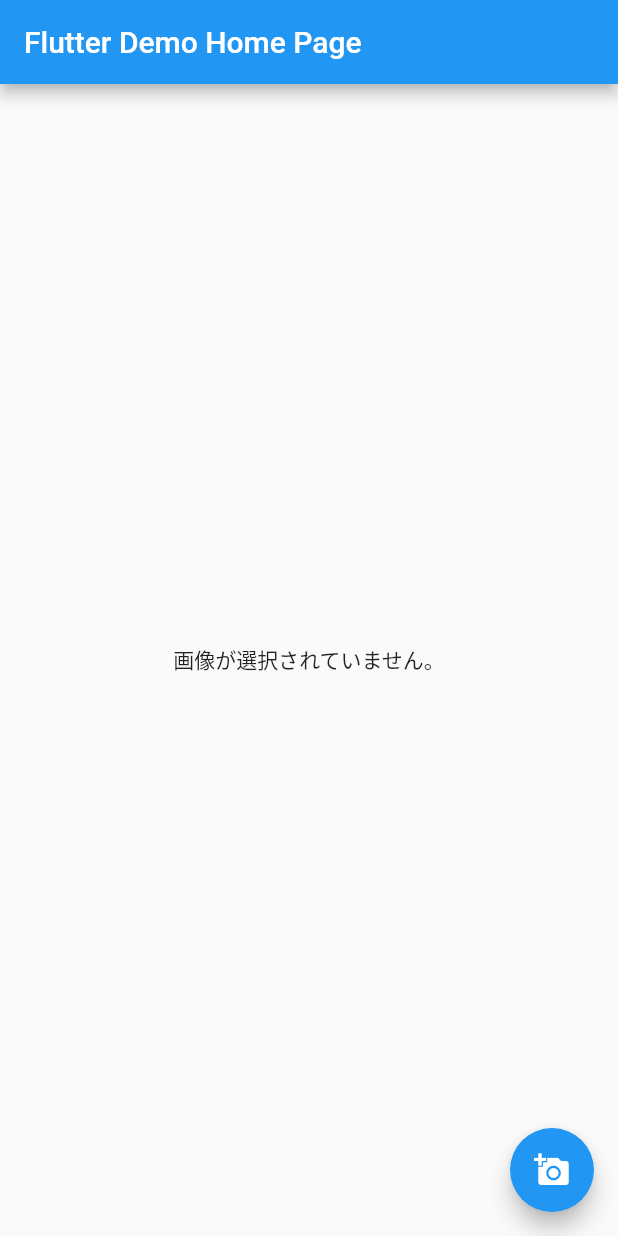
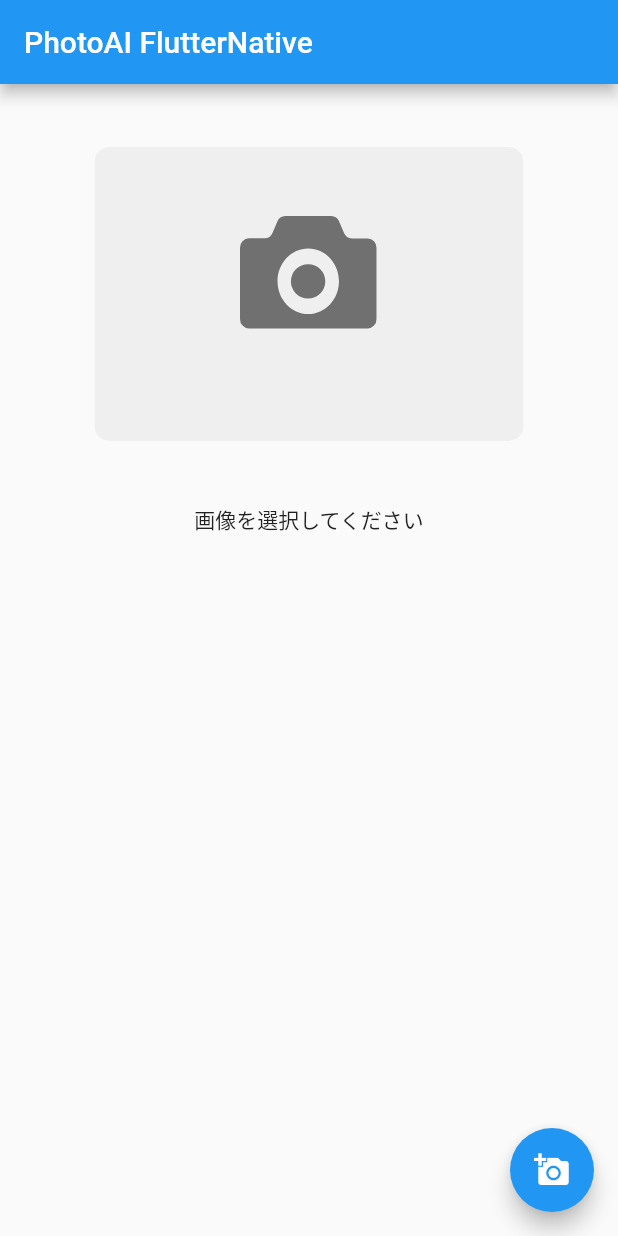
Before and after one commit to hogehogeBrav/PhotoAI_FlutterNative, a Flutter app: the screen it shows after launch, on a phone screen of 412 x 824 dp. Run offline on Flutter 3.47's test engine with Material 2 defaults, Android fonts, the phone set to English and light mode, and no system bars; our stand-ins replace flutter_svg, image_picker.

Commit message:
[update] display on results

```diff
--- a/lib/main.dart
+++ b/lib/main.dart
@@ -1,8 +1,10 @@
 import 'dart:io';
 
 import 'package:flutter/material.dart';
+import 'package:flutter_svg/flutter_svg.dart';
 import 'package:image_picker/image_picker.dart';
 import 'package:http/http.dart' as http;
+import 'dart:convert';
 
 void main() {
   runApp(const MyApp());
@@ -15,36 +17,17 @@ class MyApp extends StatelessWidget {
   @override
   Widget build(BuildContext context) {
     return MaterialApp(
-      title: 'Flutter Demo',
+      title: 'PhotoAI FlutterNative',
       theme: ThemeData(
-        // This is the theme of your application.
-        //
-        // Try running your application with "flutter run". You'll see the
-        // application has a blue toolbar. Then, without quitting the app, try
-        // changing the primarySwatch below to Colors.green and then invoke
-        // "hot reload" (press "r" in the console where you ran "flutter run",
-        // or simply save your changes to "hot reload" in a Flutter IDE).
-        // Notice that the counter didn't reset back to zero; the application
-        // is not restarted.
         primarySwatch: Colors.blue,
       ),
-      home: const MyHomePage(title: 'Flutter Demo Home Page'),
+      home: const MyHomePage(title: 'PhotoAI FlutterNative'),
     );
   }
 }
 
 class MyHomePage extends StatefulWidget {
   const MyHomePage({Key? key, required this.title}) : super(key: key);
-
-  // This widget is the home page of your application. It is stateful, meaning
-  // that it has a State object (defined below) that contains fields that affect
-  // how it looks.
-
-  // This class is the configuration for the state. It holds the values (in this
-  // case the title) provided by the parent (in this case the App widget) and
-  // used by the build method of the State. Fields in a Widget subclass are
-  // always marked "final".
-
   final String title;
 
   @override
@@ -52,7 +35,8 @@ class MyHomePage extends StatefulWidget {
 }
 
 class _MyHomePageState extends State<MyHomePage> {
-  late File? image = null;
+  late var image = null;
+  late var decodeResult = null;
   final picker = ImagePicker();
 
   Future getImage() async {
@@ -61,6 +45,7 @@ class _MyHomePageState extends State<MyHomePage> {
     setState(() {
       if (pickedFile != null) {
         image = File(pickedFile.path);
+        decodeResult = null;
         upload(pickedFile.path);
       }
     });
@@ -76,32 +61,60 @@ class _MyHomePageState extends State<MyHomePage> {
 
     request.files.add(multipartFile);
 
-    http.StreamedResponse response = await request.send();
-    var json = await http.Response.fromStream(response);
+    var response = await request.send();
+    var responseString = await response.stream.bytesToString();
 
-    print(json.body);
+    // jsondecode
+    decodeResult = json.decode(responseString);
+
+    setState(() {});
+    // print(decodeResult[0]['labels']);
   }
 
   @override
   Widget build(BuildContext context) {
-    // This method is rerun every time setState is called, for instance as done
-    // by the _incrementCounter method above.
-    //
-    // The Flutter framework has been optimized to make rerunning build methods
-    // fast, so that you can just rebuild anything that needs updating rather
-    // than having to individually change instances of widgets.
     return Scaffold(
       appBar: AppBar(
-        // Here we take the value from the MyHomePage object that was created by
-        // the App.build method, and use it to set our appbar title.
         title: Text(widget.title),
       ),
-      body: Center(
-          child: image == null ? Text('画像が選択されていません。') : Image.file(image!)),
+      body: Column(
+        children: [_imageArea(image), _textArea(image, decodeResult)],
+      ),
       floatingActionButton: FloatingActionButton(
         onPressed: getImage,
         child: const Icon(Icons.add_a_photo),
-      ), // This trailing comma makes auto-formatting nicer for build methods.
+      ),
     );
   }
+
+  Widget _imageArea(image) {
+    if (image == null) {
+      return Container(
+        alignment: Alignment(0.0, 0.0),
+        height: 200,
+        width: 400,
+        margin: EdgeInsets.all(40),
+        child: SvgPicture.asset('assets/img/select-photo.svg'),
+      );
+    } else {
+      return Container(
+          alignment: Alignment(0.0, 0.0),
+          height: 200,
+          width: 400,
+          margin: EdgeInsets.all(40),
+          child: Image.file(image!));
+    }
+  }
+
+  Widget _textArea(image, result) {
+    if (image == null) {
+      return Text("画像を選択してください");
+    } else if (result == null) {
+      return Text("判別中...");
+    } else {
+      String percent =
+          (double.parse(result[0]['results']) * 100).ceil().toString();
+      return Text(percent + "%の確率で" + result[0]['labels'] + "やんけ！");
+    }
+  }
 }
--- a/pubspec.yaml
+++ b/pubspec.yaml
@@ -30,6 +30,7 @@ dependencies:
   flutter:
     sdk: flutter
   image_picker: 0.7.5
+  flutter_svg: 1.0.3
   http:
 
 
@@ -53,6 +54,10 @@ dev_dependencies:
 
 # The following section is specific to Flutter.
 flutter:
+
+  assets:
+    - assets/
+    - assets/img/
 
   # The following line ensures that the Material Icons font is
   # included with your application, so that you can use the icons in
```
Also changed, not shown: assets/img/select-photo.svg (added), pubspec.lock.
